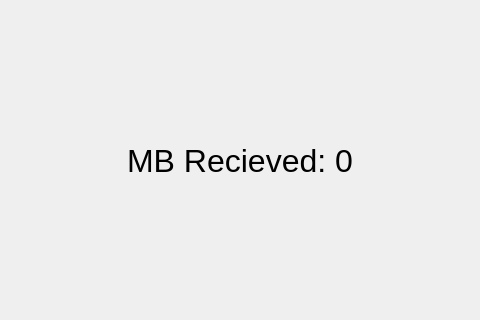
The window that Data/Design/app.ui (Gegewindis/VeloData) describes before a commit, drawn with Qt 5; both pictures show x 485 to 965 and y 230 to 550 of the 1200 by 700 pixel window.
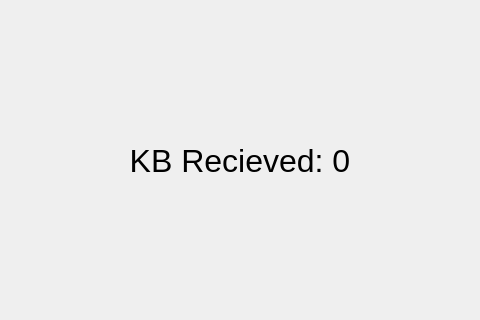
The same window after the commit. The open tabs and pages were chosen to show the change. Custom widgets are drawn as their Qt base class.

```diff
--- a/Data/Design/app.ui
+++ b/Data/Design/app.ui
@@ -1213,7 +1213,7 @@
               </font>
              </property>
              <property name="text">
-              <string>MB Recieved: 0</string>
+              <string>KB Recieved: 0</string>
              </property>
              <property name="alignment">
               <set>Qt::AlignmentFlag::AlignCenter</set>
```
Left out of the diff: 4 changed lines with no effect on the pictures.
